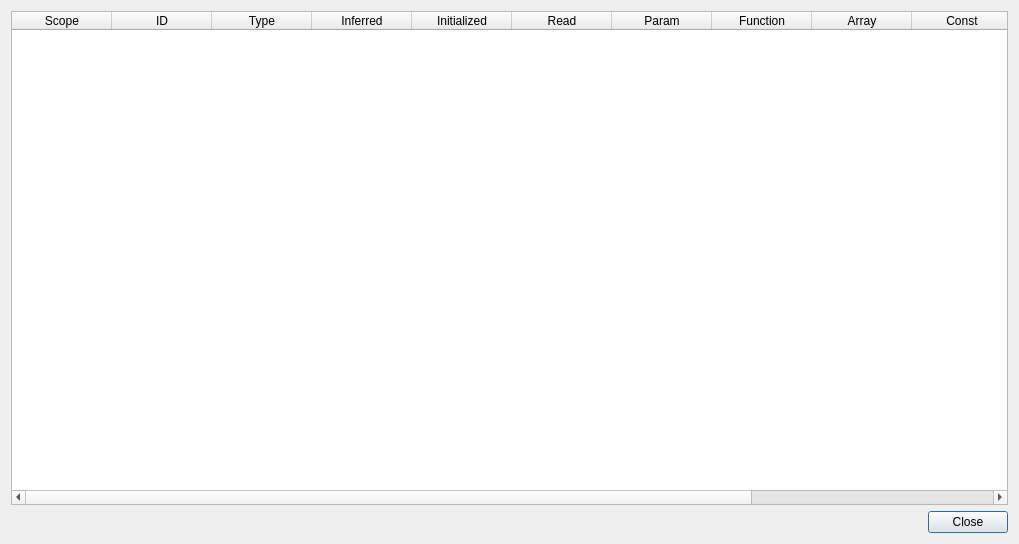
First picture: the form in IDE/WIDE/View/NameTableWindow.ui, repository JoseZancanaro/Compiladores, before the edit.
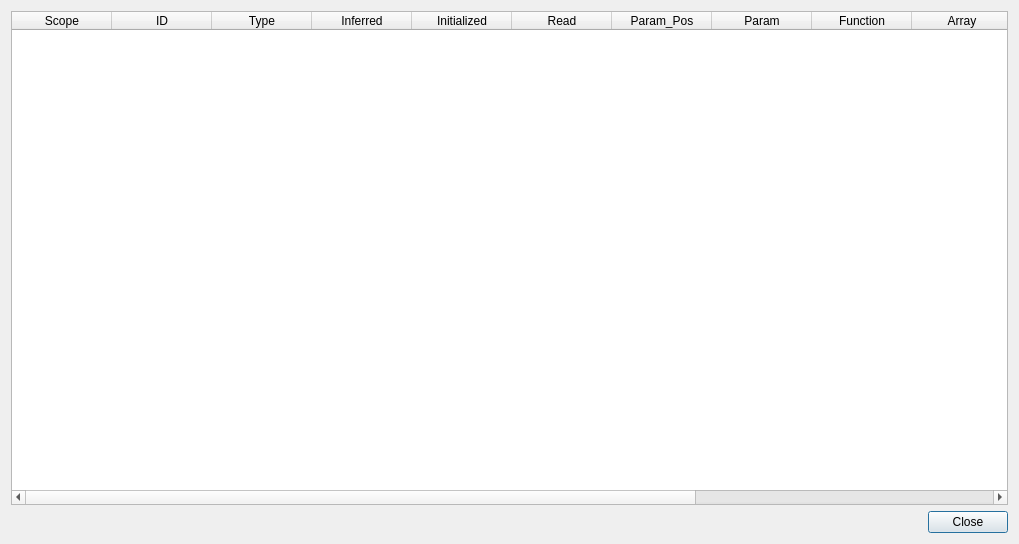
Second picture: the form after the edit.

The edit to the form file:
```diff
--- a/IDE/WIDE/View/NameTableWindow.ui
+++ b/IDE/WIDE/View/NameTableWindow.ui
@@ -23,7 +23,7 @@
       <bool>true</bool>
      </attribute>
      <attribute name="verticalHeaderVisible">
-      <bool>false</bool>
+      <bool>true</bool>
      </attribute>
      <column>
       <property name="text">
@@ -55,6 +55,11 @@
        <string>Read</string>
       </property>
      </column>
+     <column>
+      <property name="text">
+       <string>Param_Pos</string>
+      </property>
+     </column>
      <column>
       <property name="text">
        <string>Param</string>
```
